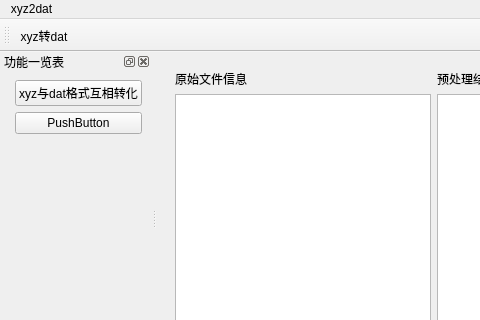
Jason85wang/xyz2n, file xyz2dat.ui: the form before one commit; both pictures show x 0 to 480 and y 0 to 320 of the 801 by 405 pixel window.
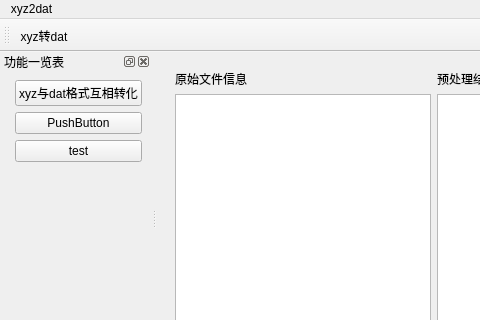
The form after the commit. Icons and pictures are not drawn.

The edit to the form file:
```diff
--- a/xyz2dat.ui
+++ b/xyz2dat.ui
@@ -128,6 +128,13 @@
        </property>
       </widget>
      </item>
+     <item row="2" column="1">
+      <widget class="QPushButton" name="pushButton_2">
+       <property name="text">
+        <string>test</string>
+       </property>
+      </widget>
+     </item>
     </layout>
    </widget>
   </widget>
```
Left out of the diff: 2 changed lines with no effect on the pictures.
